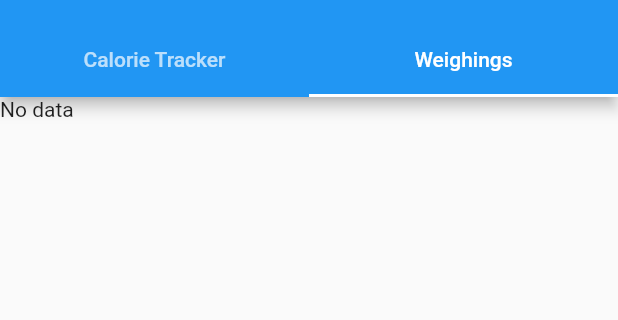
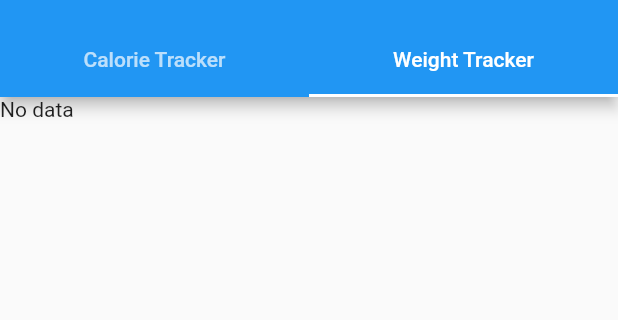
Before and after one commit to julianandrews/tdee_tracker, a Flutter app: the screen it shows after launch, tab 2 chosen, on a phone screen of 412 x 824 dp, the part 59-379 px from its top. Run offline on Flutter 3.47's test engine with Material 2 defaults, Android fonts, the phone set to English and light mode, and no system bars; our stand-ins replace shared_preferences, sqflite; accounts and stored records are empty.

Commit message:
Change weight tracker tab text.
Ultimately, this might just be an icon, but this is better for now.

```diff
--- a/lib/home_screen.dart
+++ b/lib/home_screen.dart
@@ -25,7 +25,7 @@ class HomeScreen extends StatelessWidget {
               isScrollable: false,
               tabs: [
                 Tab(text: 'Calorie Tracker'),
-                Tab(text: 'Weighings'),
+                Tab(text: 'Weight Tracker'),
               ],
             ),
           ),
```
